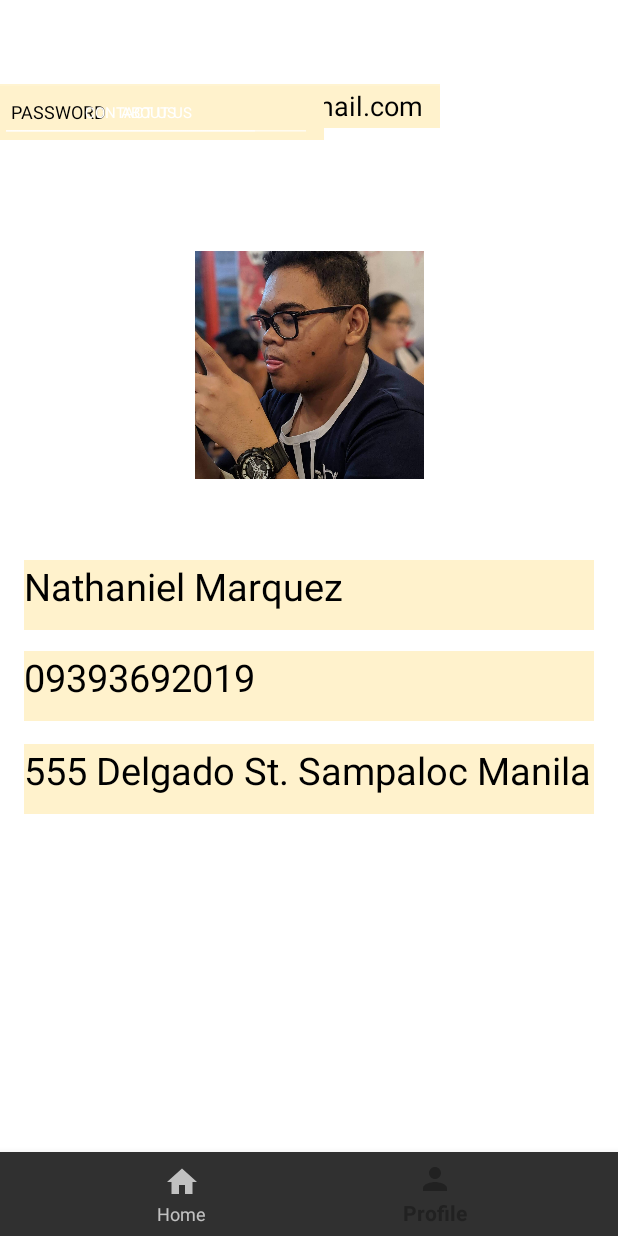
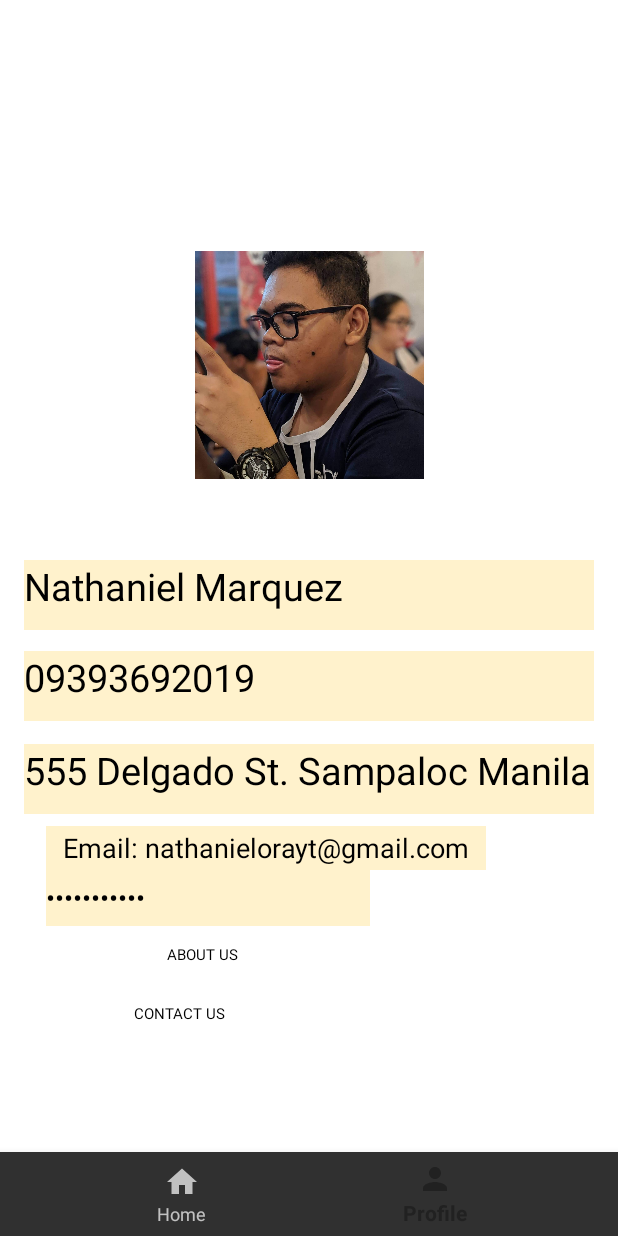
Before and after one commit to imlucifermorningstar/PlatTech, an Android app: the DashboardFragment screen opened through its navigation route, on a phone screen of 412 x 824 dp. Run offline under Robolectric (Android 15) with nearby library versions, the phone set to English and light mode, and no system bars; our stand-ins replace Navigation 3, navigation-ui.

Commit message:
Updated Constraints

```diff
--- a/app/src/main/res/layout/fragment_dashboard.xml
+++ b/app/src/main/res/layout/fragment_dashboard.xml
@@ -74,7 +74,27 @@
         android:layout_width="wrap_content"
         android:layout_height="wrap_content"
         android:orientation="vertical"
-        app:layout_constraintGuide_begin="20dp" />
+        app:layout_constraintGuide_begin="16dp" />
+
+
+
+    <View
+        android:id="@+id/divider"
+        android:layout_width="409dp"
+        android:layout_height="1dp"
+        android:background="?android:attr/listDivider"
+        tools:layout_editor_absoluteX="1dp"
+        tools:layout_editor_absoluteY="601dp" />
+
+    <LinearLayout
+        android:layout_width="351dp"
+        android:layout_height="139dp"
+        android:orientation="vertical"
+        app:layout_constraintBottom_toBottomOf="parent"
+        app:layout_constraintEnd_toEndOf="parent"
+        app:layout_constraintStart_toStartOf="parent"
+        app:layout_constraintTop_toTopOf="parent"
+        app:layout_constraintVertical_bias="0.787">
 
         <EditText
             android:id="@+id/editTextTextEmailAddress"
@@ -97,10 +117,35 @@
             android:ems="10"
             android:inputType="textPassword"
             android:text="Password123"
-
             android:textColor="@color/black"
             tools:layout_editor_absoluteX="136dp"
             tools:layout_editor_absoluteY="517dp" />
+
+        <EditText
+            android:id="@+id/editTextText6"
+            android:layout_width="208dp"
+            android:layout_height="39dp"
+            android:ems="10"
+            android:inputType="text"
+            android:text="ABOUT US"
+            android:textAlignment="center"
+            android:textColor="@color/black"
+            android:textSize="10dp"
+            tools:layout_editor_absoluteX="190dp"
+            tools:layout_editor_absoluteY="612dp" />
+
+        <EditText
+            android:id="@+id/editTextText4"
+            android:layout_width="177dp"
+            android:layout_height="39dp"
+            android:ems="10"
+            android:inputType="text"
+            android:text="CONTACT US"
+            android:textAlignment="center"
+            android:textColor="@color/black"
+            android:textSize="10dp"
+            tools:layout_editor_absoluteX="16dp"
+            tools:layout_editor_absoluteY="612dp" />
 
         <TextView
             android:id="@+id/textView3"
@@ -111,41 +156,8 @@
             android:paddingTop="10dp"
             android:text="PASSWORD"
             android:textColor="@color/black"
-        android:textSize="12dp"
-        tools:layout_editor_absoluteX="59dp"
-        tools:layout_editor_absoluteY="517dp" />
-
-    <EditText
-        android:id="@+id/editTextText4"
-        android:layout_width="174dp"
-        android:layout_height="39dp"
-        android:ems="10"
-        android:inputType="text"
-        android:text="CONTACT US"
-        android:textSize="10dp"
-        android:textAlignment="center"
-        tools:layout_editor_absoluteX="16dp"
-        tools:layout_editor_absoluteY="676dp" />
-
-    <EditText
-        android:id="@+id/editTextText6"
-        android:layout_width="208dp"
-        android:layout_height="39dp"
-        android:ems="10"
-        android:inputType="text"
-        android:text="ABOUT US"
-        android:textSize="10dp"
-        android:textAlignment="center"
-        tools:layout_editor_absoluteX="190dp"
-        tools:layout_editor_absoluteY="676dp" />
-
-    <View
-        android:id="@+id/divider"
-        android:layout_width="409dp"
-        android:layout_height="1dp"
-        android:background="?android:attr/listDivider"
-        tools:layout_editor_absoluteX="1dp"
-        tools:layout_editor_absoluteY="642dp" />
+            android:textSize="12dp" />
+    </LinearLayout>
 
 
 </androidx.constraintlayout.widget.ConstraintLayout>
```
Lines whose indentation alone changed are shown as unchanged.
